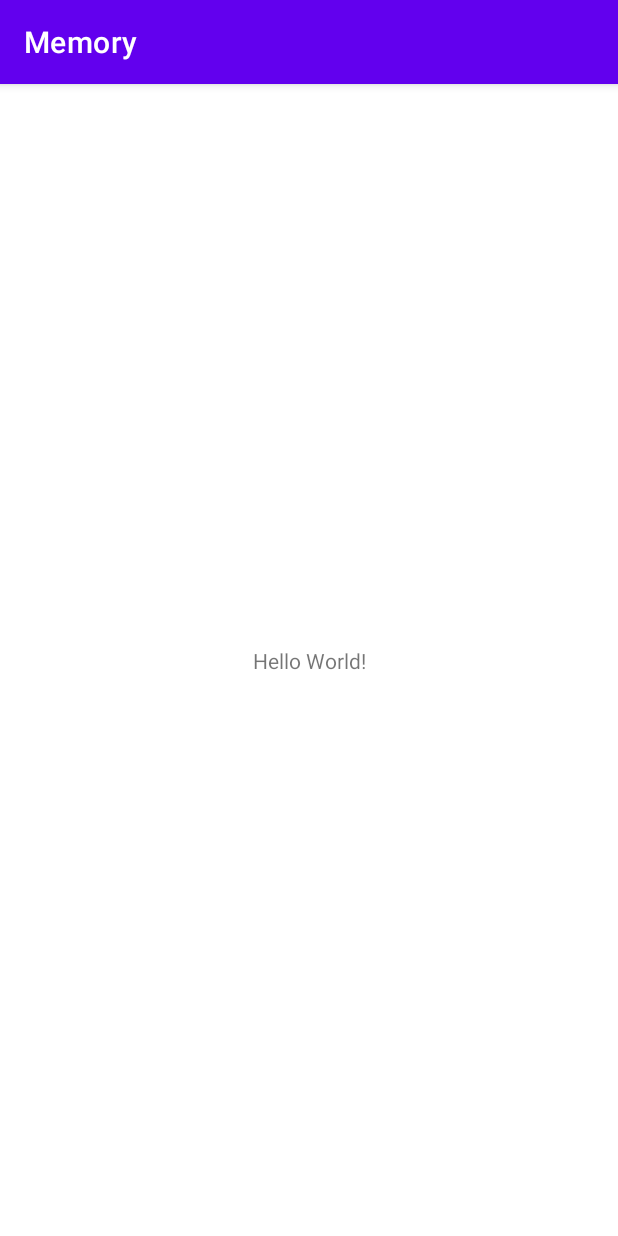
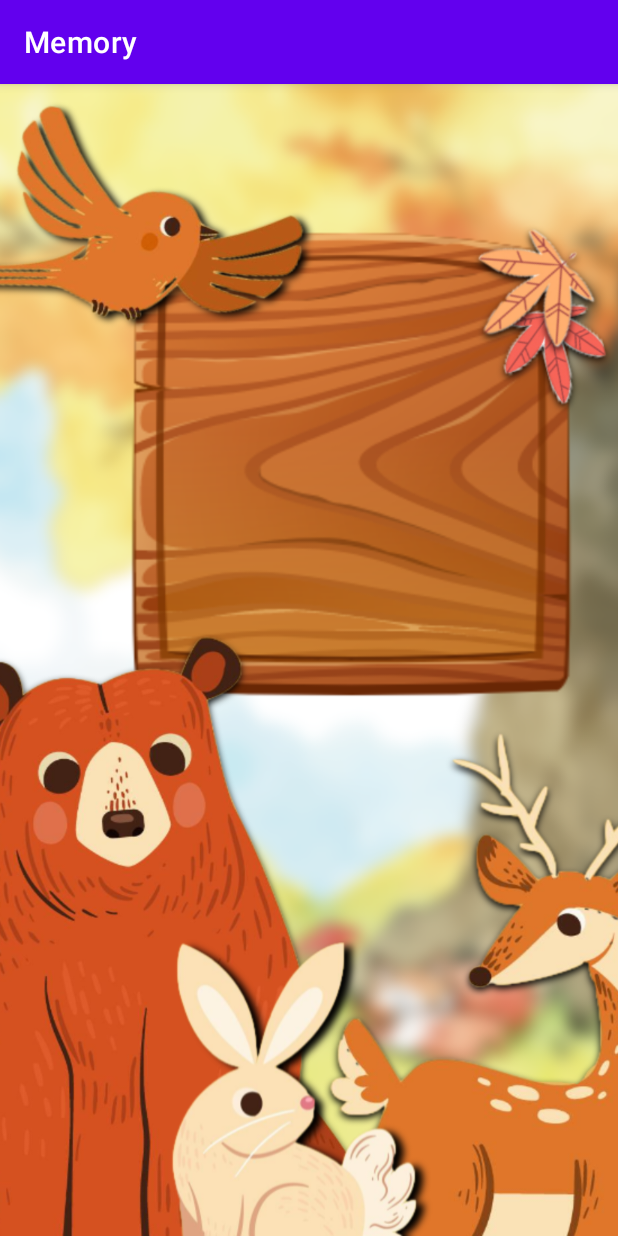
Before and after one commit to jelena-pesevski/Memory-MuzejRS, an Android app: the screen it shows after launch (MainActivity), on a phone screen of 412 x 824 dp. Run offline under Robolectric (Android 15) with nearby library versions, the light colour scheme and no system bars.

Commit message:
start page add

```diff
--- a/app/src/main/res/layout/activity_main.xml
+++ b/app/src/main/res/layout/activity_main.xml
@@ -4,15 +4,17 @@
     xmlns:tools="http://schemas.android.com/tools"
     android:layout_width="match_parent"
     android:layout_height="match_parent"
+
     tools:context=".MainActivity">
 
-    <TextView
-        android:layout_width="wrap_content"
-        android:layout_height="wrap_content"
-        android:text="Hello World!"
+    <ImageView
+        android:id="@+id/imageView"
+        android:layout_width="match_parent"
+        android:layout_height="match_parent"
+        android:scaleType="centerCrop"
         app:layout_constraintBottom_toBottomOf="parent"
-        app:layout_constraintLeft_toLeftOf="parent"
-        app:layout_constraintRight_toRightOf="parent"
-        app:layout_constraintTop_toTopOf="parent" />
-
+        app:layout_constraintEnd_toEndOf="parent"
+        app:layout_constraintStart_toStartOf="parent"
+        app:layout_constraintTop_toTopOf="parent"
+        app:srcCompat="@drawable/start_screen" />
 </androidx.constraintlayout.widget.ConstraintLayout>
--- /dev/null
+++ b/app/src/main/res/values/dimens.xml
@@ -0,0 +1,2 @@
+<?xml version="1.0" encoding="utf-8"?>
+<resources></resources>
```
Also changed, not shown: app/src/main/res/drawable/start_screen.png (added).
